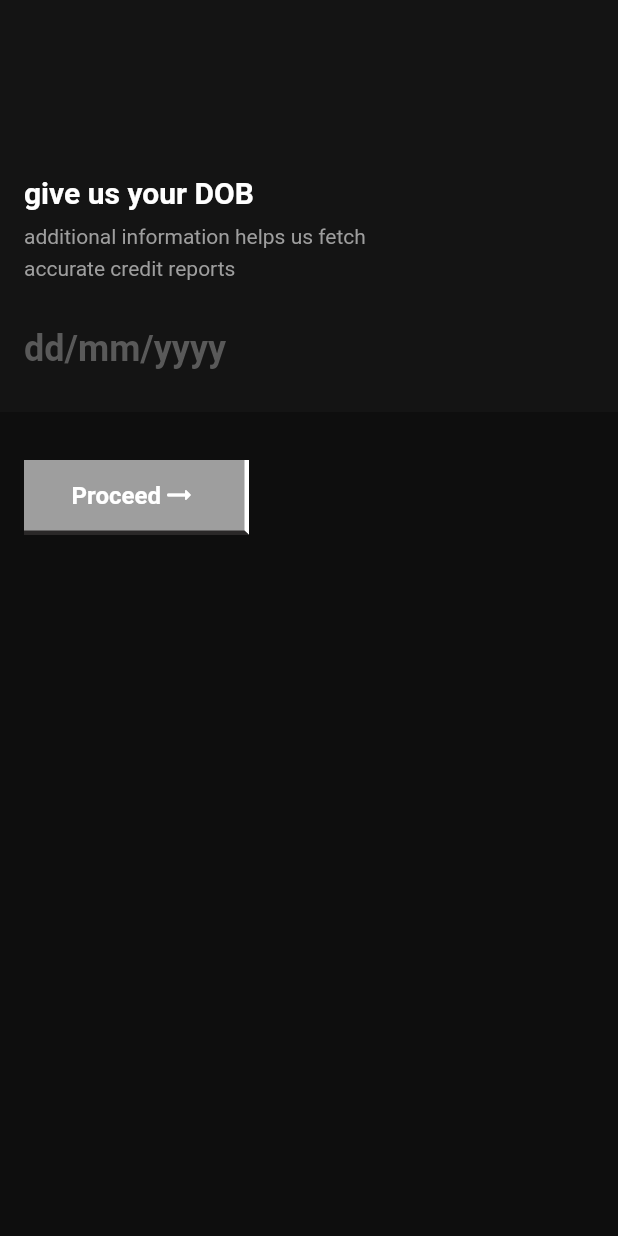
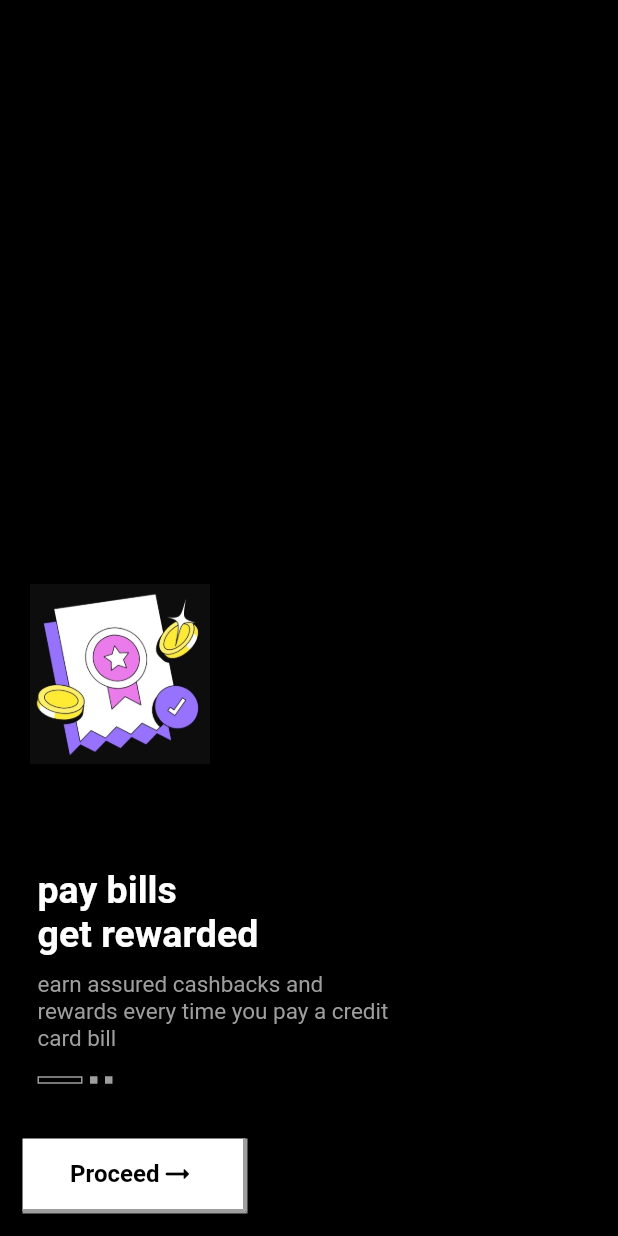
Before and after one commit to rohit0110/Cred, a Flutter app: the screen it shows after launch, on a phone screen of 412 x 824 dp. Run offline on Flutter 3.47's test engine with Material 2 defaults, Android fonts, the light colour scheme and no system bars.

Commit message:
welcome page without custom button

```diff
--- a/lib/main.dart
+++ b/lib/main.dart
@@ -1,4 +1,5 @@
 import 'package:cred/pages/base_page/base_page.dart';
+import 'package:cred/pages/welcome_page/welcome_page.dart';
 import 'package:flutter/material.dart';
 
 void main() {
@@ -16,7 +17,7 @@ class MyApp extends StatelessWidget {
       theme: ThemeData(
         primarySwatch: Colors.blue,
       ),
-      home: const BasePage(),
+      home: const WelcomePage(),
     );
   }
 }
--- /dev/null
+++ b/lib/pages/welcome_page/utils/page_indicator.dart
@@ -0,0 +1,52 @@
+import 'package:flutter/material.dart';
+
+
+class PageIndicator extends StatefulWidget {
+  final index;
+  const PageIndicator({ Key? key, this.index }) : super(key: key);
+
+  @override
+  State<PageIndicator> createState() => _PageIndicatorState();
+}
+
+class _PageIndicatorState extends State<PageIndicator> {
+
+  @override
+  Widget build(BuildContext context) {
+    return Container(
+      margin: const EdgeInsets.only(left: 10),
+      height: 8,
+      width: 74,
+      child: Row(
+        children: [
+          widget.index == 0 ? _selectedWid(): _unselectedWid(),
+          const SizedBox(width: 5,),
+          widget.index == 1 ? _selectedWid(): _unselectedWid(),
+          const SizedBox(width: 5,),
+          widget.index == 2 ? _selectedWid(): _unselectedWid(),
+        ],
+      ),
+    );
+  }
+
+  Widget _selectedWid() {
+    return Container(
+      height: 5,
+      width: 30,
+      decoration: BoxDecoration(
+      border: Border.all(color: Colors.grey, width: 1),
+      ),
+    );
+  }
+
+  Widget _unselectedWid() {
+    return Container(
+      height: 5,
+      width: 5,
+      decoration: const BoxDecoration(
+      color: Colors.grey,
+      ),
+    );
+  }
+
+}
--- /dev/null
+++ b/lib/pages/welcome_page/utils/welcome_card_1.dart
@@ -0,0 +1,39 @@
+import 'package:flutter/material.dart';
+
+
+class WelcomeCard1 extends StatelessWidget {
+  const WelcomeCard1({ Key? key }) : super(key: key);
+
+  @override
+  Widget build(BuildContext context) {
+    return SizedBox(
+      child: Column(
+        crossAxisAlignment: CrossAxisAlignment.start,
+        mainAxisAlignment: MainAxisAlignment.end,
+        children: [
+          const SizedBox(height: 10,),
+          Container(
+            margin: const EdgeInsets.only(left: 5),
+            height: 120,
+            width: 120,
+            child: const Image(image: AssetImage("images/welcome_pic_1.jpg"), fit: BoxFit.cover,)),
+            const SizedBox(height: 70,),
+            Container(
+              margin: const EdgeInsets.only(left: 10),
+                child: Column(
+                  crossAxisAlignment: CrossAxisAlignment.start,
+                  children: const [
+                    Text("pay bills", style: TextStyle(color: Colors.white, fontSize: 25, fontWeight: FontWeight.bold),),
+                    Text("get rewarded", style: TextStyle(color: Colors.white, fontSize: 25, fontWeight: FontWeight.bold),),
+                    SizedBox(height: 10,),
+                    Text("earn assured cashbacks and", style: TextStyle(color: Colors.grey, fontSize: 15),),
+                    Text("rewards every time you pay a credit", style: TextStyle(color: Colors.grey, fontSize: 15),),
+                    Text("card bill", style: TextStyle(color: Colors.grey, fontSize: 15),)
+                  ],
+                ),
+              ),
+        ],
+      ),
+    );
+  }
+}
--- /dev/null
+++ b/lib/pages/welcome_page/welcome_page.dart
@@ -0,0 +1,56 @@
+import 'package:cred/pages/common_components/outer_button.dart';
+import 'package:cred/pages/welcome_page/utils/page_indicator.dart';
+import 'package:cred/pages/welcome_page/utils/welcome_card_1.dart';
+import 'package:cred/pages/welcome_page/utils/welcome_card_2.dart';
+import 'package:cred/pages/welcome_page/utils/welcome_card_3.dart';
+import 'package:flutter/material.dart';
+
+
+class WelcomePage extends StatefulWidget {
+  const WelcomePage({ Key? key }) : super(key: key);
+
+  @override
+  State<WelcomePage> createState() => _WelcomePageState();
+}
+
+class _WelcomePageState extends State<WelcomePage> {
+
+  PageController pagecontroller = PageController(initialPage: 0);
+  int pagenum = 0;
+
+  @override
+  Widget build(BuildContext context) {
+    return Scaffold(
+      backgroundColor: Colors.black,
+      body: Padding(
+        padding: const EdgeInsets.fromLTRB(15, 33, 15, 15),
+        child: Column(
+          crossAxisAlignment: CrossAxisAlignment.start,
+          mainAxisAlignment: MainAxisAlignment.end,
+          children: [
+            SizedBox(
+              height: 330,
+              child: PageView(
+                controller: pagecontroller,
+                onPageChanged: (index){
+                  setState(() {
+                    pagenum = index;
+                  });
+                },
+                children: const [
+                  WelcomeCard1(),
+                  WelcomeCard2(),
+                  WelcomeCard3(),
+                ],
+              ),
+            ),
+            const SizedBox(height: 15,),
+            PageIndicator(index: pagenum,),
+            const SizedBox(height: 35,),
+            const OuterButton(disabled: false),
+          ],
+        ),
+      )
+    );
+  }
+}
--- a/pubspec.yaml
+++ b/pubspec.yaml
@@ -58,8 +58,8 @@ flutter:
   uses-material-design: true
 
   # To add assets to your application, add an assets section, like this:
-  # assets:
-  #   - images/a_dot_burr.jpeg
+  assets:
+    - images/
   #   - images/a_dot_ham.jpeg
 
   # An image asset can refer to one or more resolution-specific "variants", see
```
Also changed, not shown: lib/pages/welcome_page/utils/welcome_card_2.dart (added, +38 -0 lines), lib/pages/welcome_page/utils/welcome_card_3.dart (added, +38 -0 lines), images/welcome_pic_1.jpg (added), images/welcome_pic_2.jpg (added), images/welcome_pic_3.jpg (added), pubspec.lock, 1 other file.
